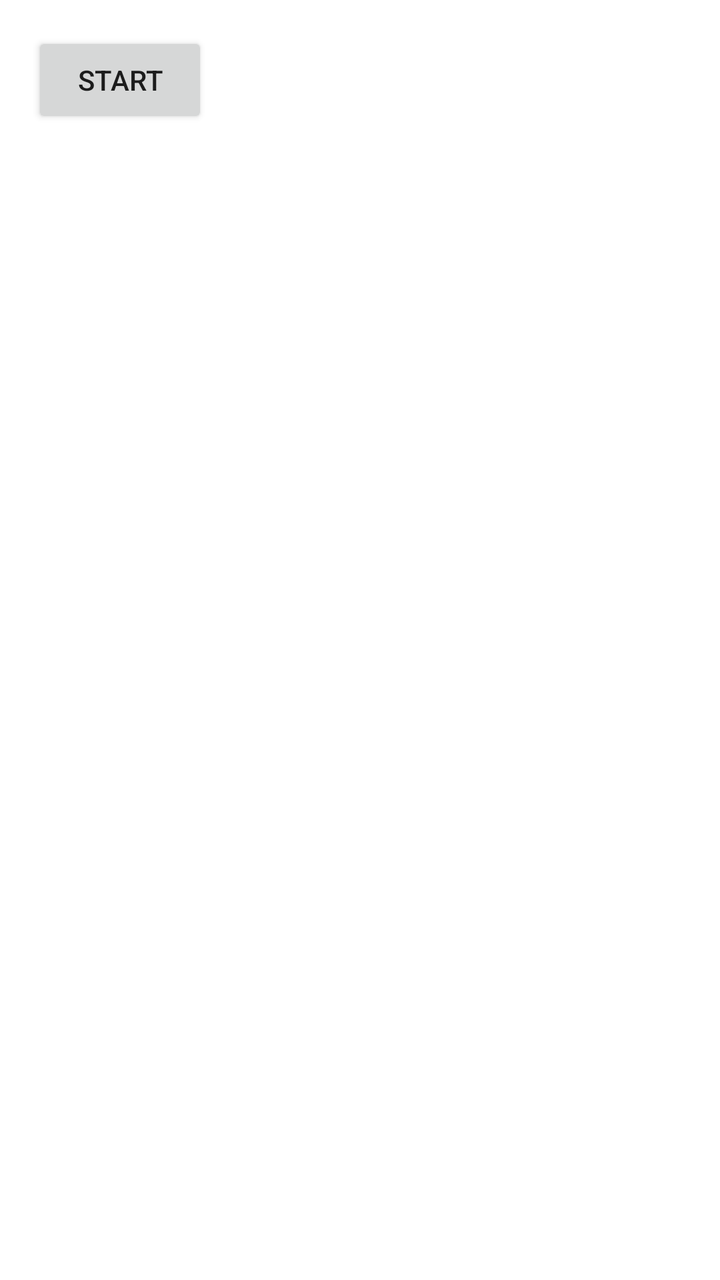
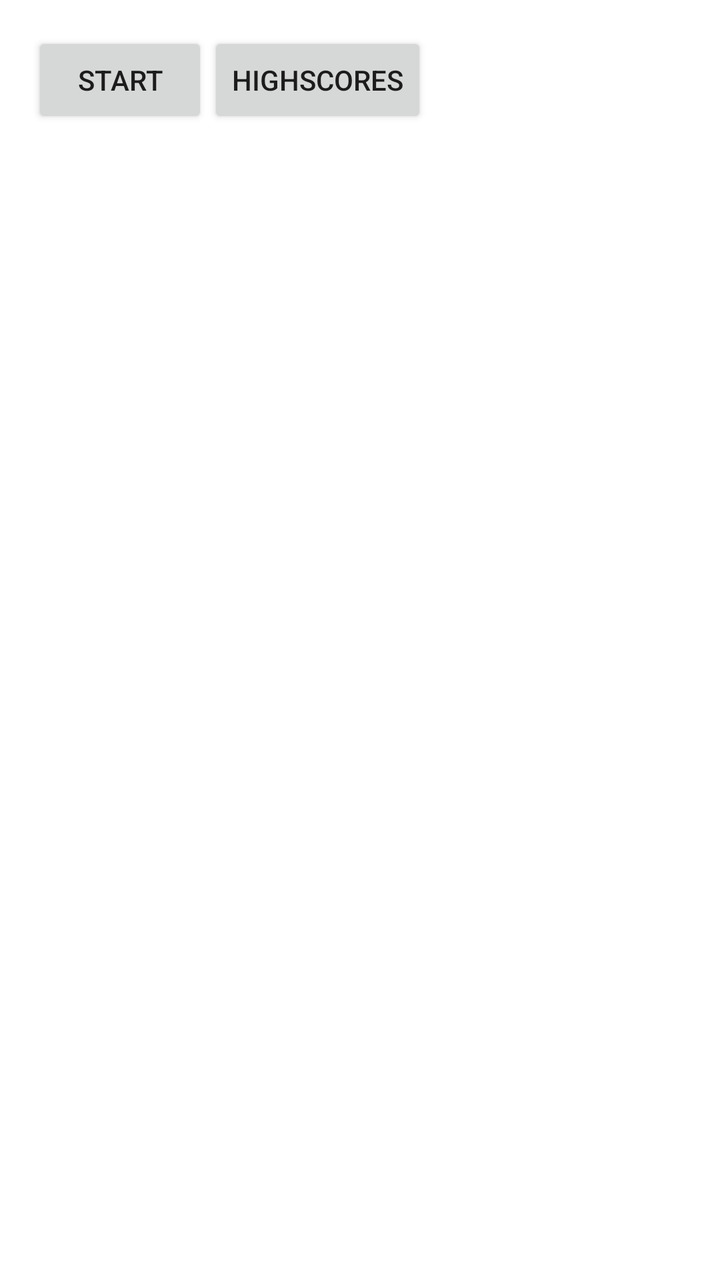

Two renders of the same Android screen: before a commit and after it. Below are the layout's source before the change and the commit's diff.
<!-- AndroidManifest.xml: application theme AppTheme -->
<!-- res/layout/activity_main.xml -->
<RelativeLayout xmlns:android="http://schemas.android.com/apk/res/android"
    xmlns:tools="http://schemas.android.com/tools" android:layout_width="match_parent"
    android:layout_height="match_parent" android:paddingLeft="@dimen/activity_horizontal_margin"
    android:paddingRight="@dimen/activity_horizontal_margin"
    android:paddingTop="@dimen/activity_vertical_margin"
    android:paddingBottom="@dimen/activity_vertical_margin"
    tools:context="com.camilstaps.rushhour.MainActivity">

    <Button
        android:layout_width="wrap_content"
        android:layout_height="wrap_content"
        android:id="@+id/action_start"
        android:text="@string/action_start"
        android:onClick="onClickHandler"/>

</RelativeLayout>
<!-- resources referenced by this layout -->
<resources>
  <dimen name="activity_horizontal_margin">16dp</dimen>
  <dimen name="activity_vertical_margin">16dp</dimen>
  <string name="action_start">Start</string>
</resources>

<!-- the commit's change to res/layout/activity_main.xml (unified diff, before → after) -->
@@ -1,10 +1,13 @@
-<RelativeLayout xmlns:android="http://schemas.android.com/apk/res/android"
-    xmlns:tools="http://schemas.android.com/tools" android:layout_width="match_parent"
-    android:layout_height="match_parent" android:paddingLeft="@dimen/activity_horizontal_margin"
+<LinearLayout xmlns:android="http://schemas.android.com/apk/res/android"
+    xmlns:tools="http://schemas.android.com/tools"
+    tools:context="com.camilstaps.rushhour.MainActivity"
+    android:layout_width="match_parent"
+    android:layout_height="match_parent"
+    android:paddingLeft="@dimen/activity_horizontal_margin"
     android:paddingRight="@dimen/activity_horizontal_margin"
     android:paddingTop="@dimen/activity_vertical_margin"
     android:paddingBottom="@dimen/activity_vertical_margin"
-    tools:context="com.camilstaps.rushhour.MainActivity">
+    android:orientation="horizontal">
 
     <Button
         android:layout_width="wrap_content"
@@ -13,4 +16,11 @@
         android:text="@string/action_start"
         android:onClick="onClickHandler"/>
 
-</RelativeLayout>
+    <Button
+        android:layout_width="wrap_content"
+        android:layout_height="wrap_content"
+        android:id="@+id/action_highscores"
+        android:text="@string/action_highscores"
+        android:onClick="onClickHandler"/>
+
+</LinearLayout>
<!-- resource entries referenced after the edit -->
@@ -2,6 +2,7 @@
 <resources>
   <dimen name="activity_horizontal_margin">16dp</dimen>
   <dimen name="activity_vertical_margin">16dp</dimen>
+  <string name="action_highscores">Highscores</string>
   <string name="action_start">Start</string>
 </resources>
 
